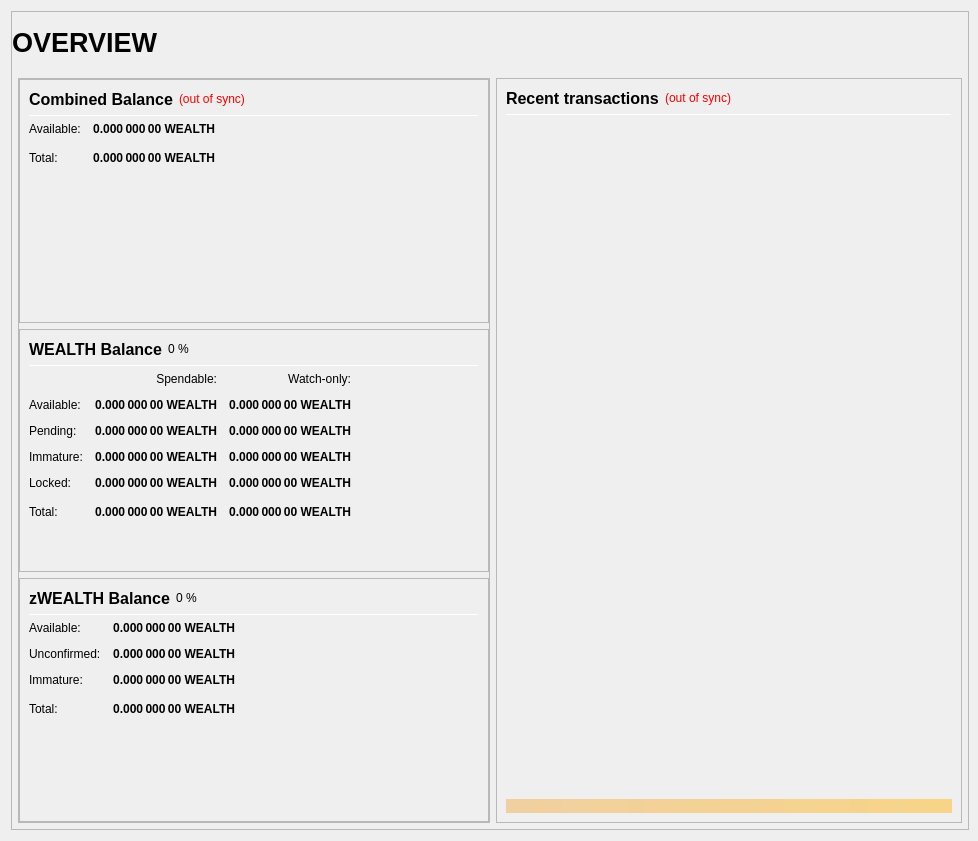
First picture: the form in src/qt/forms/overviewpage.ui, repository hashplatform/WealthSilo, before the edit.
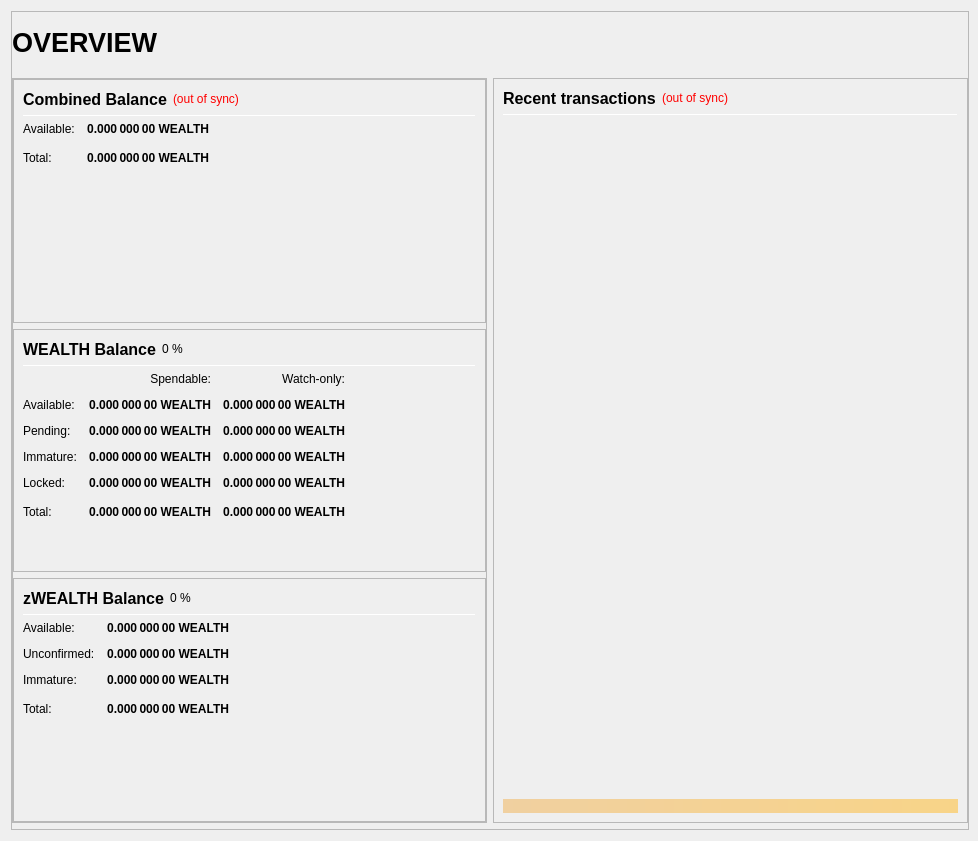
Second picture: the form after the edit.

```diff
--- a/src/qt/forms/overviewpage.ui
+++ b/src/qt/forms/overviewpage.ui
@@ -168,13 +168,13 @@
          <widget class="QFrame" name="frame_Content">
           <layout class="QVBoxLayout" name="verticalLayout_Content">
            <property name="leftMargin">
-            <number>6</number>
+            <number>0</number>
            </property>
            <property name="topMargin">
             <number>0</number>
            </property>
            <property name="rightMargin">
-            <number>6</number>
+            <number>0</number>
            </property>
            <property name="bottomMargin">
             <number>0</number>
```
